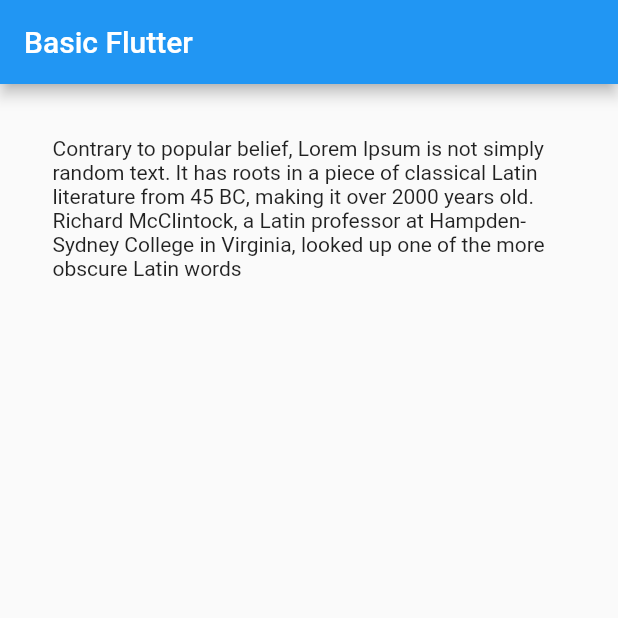
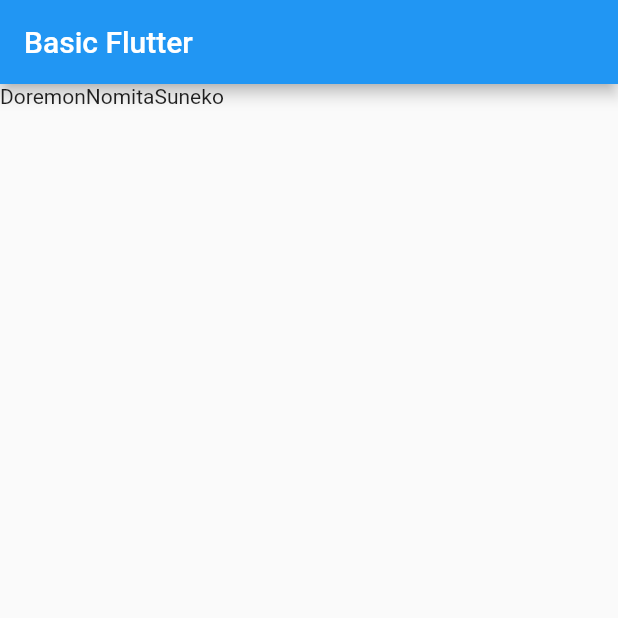
Before and after one commit to manyou66/BasicFlutter_13nov18, a Flutter app: the screen it shows after launch, on a phone screen of 412 x 824 dp, the top half of it. Run offline on Flutter 3.47's test engine with Material 2 defaults, Android fonts, the phone set to English and light mode, and no system bars.

Commit message:
Text Widget

```diff
--- a/lib/main.dart
+++ b/lib/main.dart
@@ -7,14 +7,37 @@ void main() {
 class MyApp extends StatelessWidget {
 // Explicit
   var titleName = 'Basic Flutter';
-  var messageString = 'Contrary to popular belief, Lorem Ipsum is not simply random text. It has roots in a piece of classical Latin literature from 45 BC, making it over 2000 years old. Richard McClintock, a Latin professor at Hampden-Sydney College in Virginia, looked up one of the more obscure Latin words';
+  var messageString =
+      'Contrary to popular belief, Lorem Ipsum is not simply random text. It has roots in a piece of classical Latin literature from 45 BC, making it over 2000 years old. Richard McClintock, a Latin professor at Hampden-Sydney College in Virginia, looked up one of the more obscure Latin words';
   var paddingDouble = 35.0;
+  var friend1String = 'Doremon';
+  var friend2String = 'Nomita';
+  var friend3String = 'Suneko';
 
 
   @override
   Widget build(BuildContext context) {
 
-    Widget widgetTextMessage = new Container(padding: new EdgeInsets.all(paddingDouble) ,child: new Text(messageString),);
+    // Demo Create Text Widget
+    Text friend1Text = new Text(friend1String);
+    Text friend2Text = new Text(friend2String);
+    Text friend3Text = new Text(friend3String);
+
+    // Create Widget for body
+    Widget widgetTextMessage = new Container(
+      padding: new EdgeInsets.all(paddingDouble),
+      child: new Text(messageString),
+    );
+
+    Widget widgetMyFriend = new Container(
+      child: new Row(
+        children: <Widget>[
+          friend1Text,
+          friend2Text,
+          friend3Text
+        ],
+      ),
+    );
 
     return new MaterialApp(
       title: titleName,
@@ -22,7 +45,7 @@ class MyApp extends StatelessWidget {
         appBar: new AppBar(
           title: new Text(titleName),
         ),
-        body: widgetTextMessage,
+        body: widgetMyFriend,
       ),
     );
   }
```
